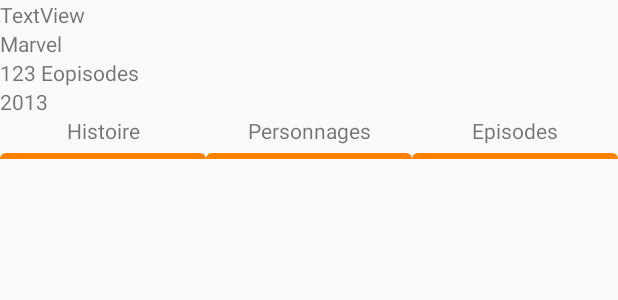
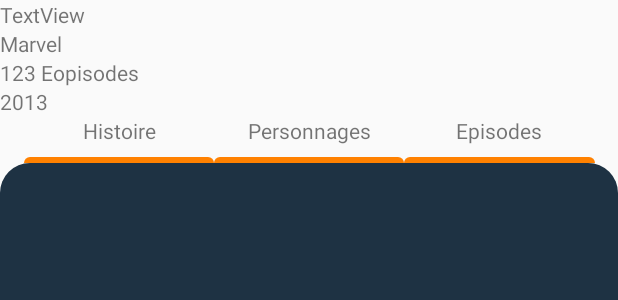
Before and after one commit to CaptainZiboo/android-views, an Android app built with Jetpack Compose: the layout detail_view.xml on its own in the app's theme, with its tools: preview values and no code run, on a phone screen of 412 x 824 dp. Shown: the top 300 px of the screen. Run offline under Robolectric (Android 15) with nearby library versions, the phone set to English and light mode, and no system bars.

Commit message:
add blue background and work on detail view

```diff
--- /dev/null
+++ b/app/src/main/res/drawable/blue_background_card.xml
@@ -0,0 +1,6 @@
+<?xml version="1.0" encoding="utf-8"?>
+<shape xmlns:android="http://schemas.android.com/apk/res/android"
+       android:shape="rectangle">
+    <corners android:topLeftRadius="20dp" android:topRightRadius="20dp" />
+    <solid android:color="@color/card_background_color" />
+</shape>
--- a/app/src/main/res/layout/detail_view.xml
+++ b/app/src/main/res/layout/detail_view.xml
@@ -10,12 +10,14 @@
         <TextView
             android:id="@+id/textView2"
             android:layout_width="match_parent"
-            android:layout_height="wrap_content" android:text="TextView"/>
+            android:layout_height="wrap_content"
+            android:text="TextView"/>
         <LinearLayout
             android:layout_width="match_parent"
             android:layout_height="wrap_content"
             android:orientation="horizontal">
-            <ImageView android:layout_width="wrap_content" android:layout_height="wrap_content"/>
+            <ImageView android:layout_width="wrap_content"
+                       android:layout_height="wrap_content"/>
             <LinearLayout
                 android:layout_width="wrap_content"
                 android:layout_height="wrap_content"
@@ -41,13 +43,15 @@
             android:layout_width="match_parent"
             android:layout_height="wrap_content"
             android:orientation="horizontal"
+            android:layout_marginStart="16dp"
+            android:layout_marginEnd="15dp"
         >
             <LinearLayout android:layout_width="0dp"
-                          android:layout_height="wrap_content"
+                          android:layout_height="match_parent"
                           android:layout_weight="1"
                           android:orientation="vertical">
                 <TextView android:layout_width="match_parent"
-                          android:layout_height="wrap_content"
+                          android:layout_height="22dp"
                           android:textAlignment="center"
                           android:text="Histoire"
                           android:layout_marginHorizontal="6dp"
@@ -55,16 +59,17 @@
                 />
                 <View
                     android:id="@+id/view"
-                    android:layout_width="match_parent" android:layout_height="4dp"
+                    android:layout_width="match_parent"
+                    android:layout_height="4dp"
                     android:background="@drawable/orange_tab_indicator"/>
 
             </LinearLayout>
             <LinearLayout android:layout_width="0dp"
-                          android:layout_height="wrap_content"
+                          android:layout_height="match_parent"
                           android:layout_weight="1"
                           android:orientation="vertical">
                 <TextView android:layout_width="match_parent"
-                          android:layout_height="wrap_content"
+                          android:layout_height="22dp"
                           android:textAlignment="center"
                           android:text="Personnages"
                           android:layout_marginHorizontal="6dp"
@@ -72,27 +77,34 @@
                 />
                 <View
                     android:id="@+id/view"
-                    android:layout_width="match_parent" android:layout_height="4dp"
+                    android:layout_width="match_parent"
+                    android:layout_height="4dp"
                     android:background="@drawable/orange_tab_indicator"/>
 
             </LinearLayout>
             <LinearLayout android:layout_width="0dp"
-                          android:layout_height="wrap_content"
+                          android:layout_height="match_parent"
                           android:layout_weight="1"
                           android:orientation="vertical">
                 <TextView android:layout_width="match_parent"
                           android:textAlignment="center"
-                          android:layout_height="wrap_content"
+                          android:layout_height="22dp"
                           android:text="Episodes"
                           android:layout_marginHorizontal="6dp"
                           android:layout_marginBottom="5dp"
                 />
                 <View
                     android:id="@+id/view"
-                    android:layout_width="match_parent" android:layout_height="4dp"
+                    android:layout_width="match_parent"
+                    android:layout_height="4dp"
                     android:background="@drawable/orange_tab_indicator"/>
 
             </LinearLayout>
         </LinearLayout>
+        <FrameLayout
+            android:id="@+id/detail_list"
+            android:layout_width="match_parent"
+            android:layout_height="match_parent"
+            android:background="@drawable/blue_background_card"/>
     </LinearLayout>
 </LinearLayout>
```
